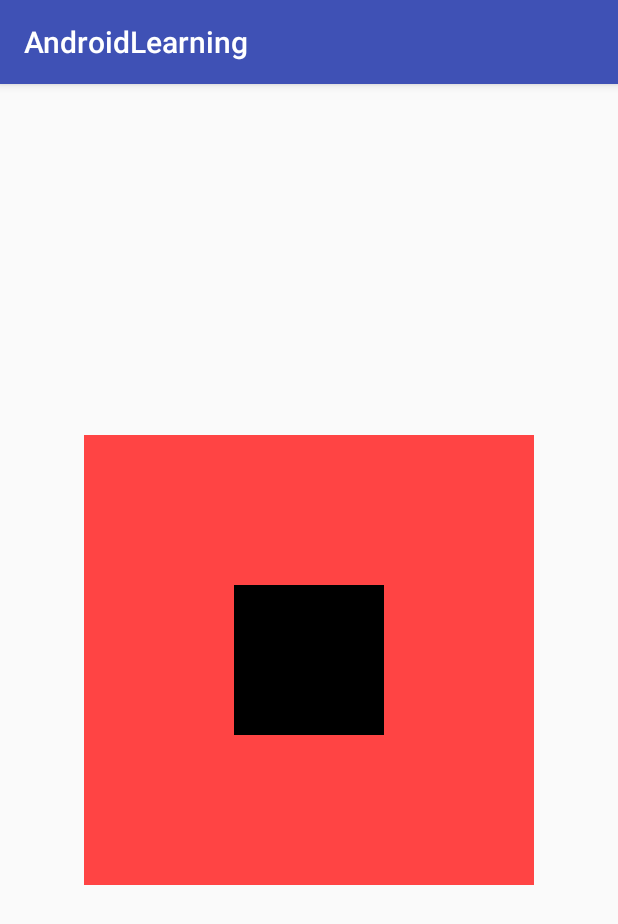
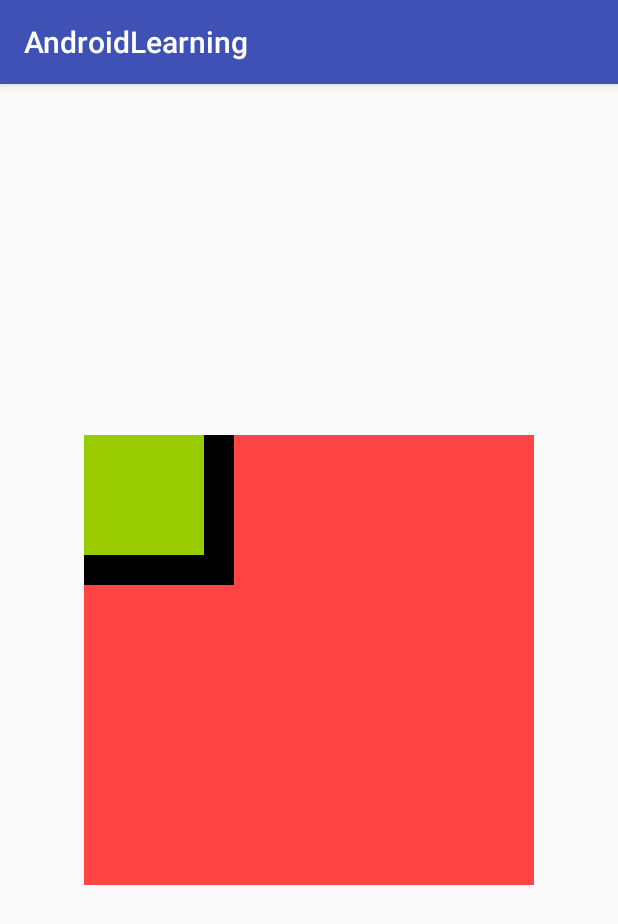
Before and after one commit to x1876631/AndroidLearning, an Android app: the screen it shows after launch (MainActivity), on a phone screen of 412 x 824 dp. Shown: the top 924 px of the screen. Run offline under Robolectric (Android 15) with nearby library versions, the phone set to English and light mode, and no system bars.

Commit message:
阅读源码，解答上次学习时的几个疑问

```diff
--- a/app/src/main/res/layout/activity_main.xml
+++ b/app/src/main/res/layout/activity_main.xml
@@ -38,11 +38,16 @@
         android:background="@android:color/holo_red_light"
         >
 
-        <viewLearning.DispatchTestView
+        <viewLearning.DispatchTestView2
             android:layout_width="100dp"
             android:layout_height="100dp"
-            android:layout_centerInParent="true"
             android:background="@android:color/black"
+            />
+
+        <viewLearning.DispatchTestView
+            android:layout_width="80dp"
+            android:layout_height="80dp"
+            android:background="@android:color/holo_green_light"
             />
     </viewLearning.DispatchTestViewGroup>
 </RelativeLayout>
```
Also changed, not shown: app/src/main/java/viewLearning/DispatchTestView2.java (added, +45 -0 lines), app/src/main/java/viewLearning/DispatchTestViewGroup.java (+43 -6 lines).
